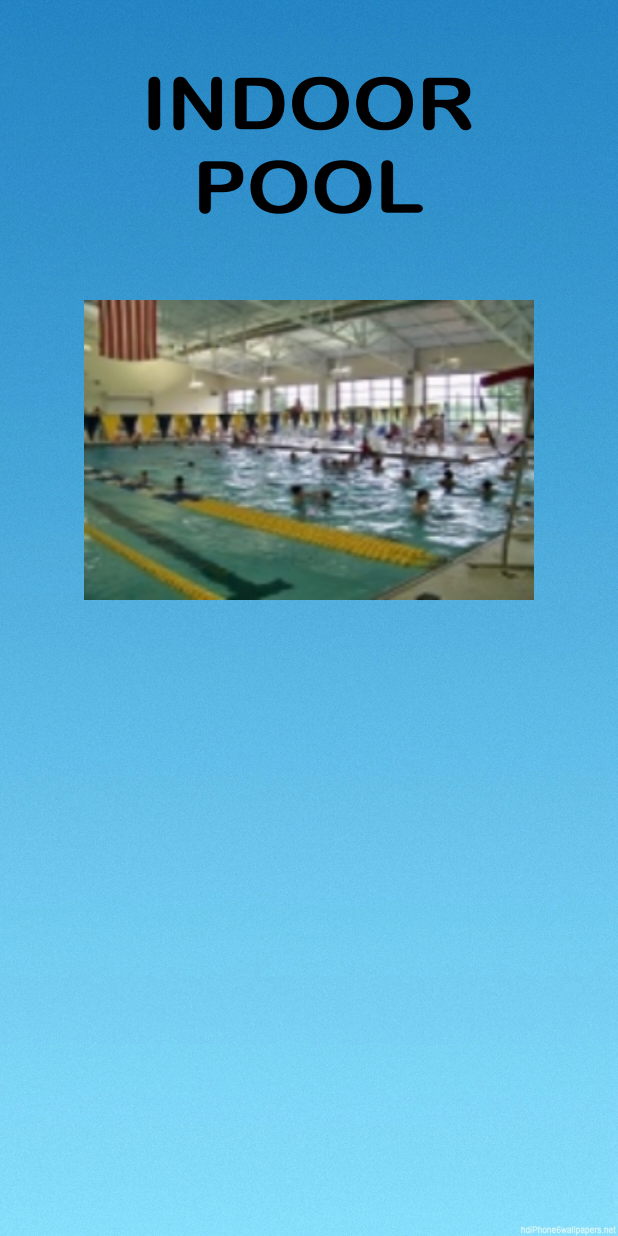
After one commit to JordanRBurke/ShelbyParkAppDemo, an Android app: the fragment MainPoolInfoFragment placed in its activity, on a phone screen of 412 x 824 dp. The commit adds this screen. Run offline under Robolectric (Android 15) with nearby library versions, the phone set to English and light mode, and no system bars; our stand-ins replace ButterKnife, Firebase (no records; nobody signed in at launch, a user with empty details on screens opened directly).

Commit message:
Finished baby pool information, just began adding the main pool fragment and added a title plus image view for the photo of the pool.

```diff
--- a/app/src/main/java/com/example/jordanrburke/shelbycountyparksapp/BabyPoolInfoFragment.java
+++ b/app/src/main/java/com/example/jordanrburke/shelbycountyparksapp/PoolInformationFragments/BabyPoolInfoFragment.java
@@ -1,4 +1,4 @@
-package com.example.jordanrburke.shelbycountyparksapp;
+package com.example.jordanrburke.shelbycountyparksapp.PoolInformationFragments;
 
 
 import android.os.Bundle;
@@ -6,6 +6,8 @@ import android.support.v4.app.Fragment;
 import android.view.LayoutInflater;
 import android.view.View;
 import android.view.ViewGroup;
+
+import com.example.jordanrburke.shelbycountyparksapp.R;
 
 
 /**
--- /dev/null
+++ b/app/src/main/java/com/example/jordanrburke/shelbycountyparksapp/PoolInformationFragments/MainPoolInfoFragment.java
@@ -0,0 +1,39 @@
+package com.example.jordanrburke.shelbycountyparksapp.PoolInformationFragments;
+
+
+import android.os.Bundle;
+import android.support.v4.app.Fragment;
+import android.view.LayoutInflater;
+import android.view.View;
+import android.view.ViewGroup;
+
+import com.example.jordanrburke.shelbycountyparksapp.R;
+
+/**
+ * A simple {@link Fragment} subclass.
+ */
+public class MainPoolInfoFragment extends Fragment {
+
+
+    public MainPoolInfoFragment() {
+        // Required empty public constructor
+    }
+
+
+    @Override
+    public View onCreateView(LayoutInflater inflater, ViewGroup container,
+                             Bundle savedInstanceState) {
+        // Inflate the layout for this fragment
+        return inflater.inflate(R.layout.fragment_main_pool_info, container, false);
+    }
+
+    public static MainPoolInfoFragment newInstance() {
+
+        Bundle args = new Bundle();
+
+        MainPoolInfoFragment fragment = new MainPoolInfoFragment();
+        fragment.setArguments(args);
+        return fragment;
+    }
+
+}
--- a/app/src/main/res/layout/fragment_baby_pool_info.xml
+++ b/app/src/main/res/layout/fragment_baby_pool_info.xml
@@ -4,7 +4,7 @@
     android:layout_width="match_parent"
     android:layout_height="match_parent"
     xmlns:app="http://schemas.android.com/apk/res-auto"
-    tools:context=".BabyPoolInfoFragment"
+    tools:context=".PoolInformationFragments.BabyPoolInfoFragment"
     android:id="@+id/baby_pool_info_frame_layout"
     android:background="@drawable/login_page_possibility_three">
 
--- /dev/null
+++ b/app/src/main/res/layout/fragment_main_pool_info.xml
@@ -0,0 +1,37 @@
+<?xml version="1.0" encoding="utf-8"?>
+<FrameLayout xmlns:android="http://schemas.android.com/apk/res/android"
+    xmlns:tools="http://schemas.android.com/tools"
+    android:layout_width="match_parent"
+    android:layout_height="match_parent"
+    xmlns:app="http://schemas.android.com/apk/res-auto"
+    tools:context=".PoolInformationFragments.MainPoolInfoFragment">
+
+    <android.support.constraint.ConstraintLayout
+        android:layout_width="match_parent"
+        android:layout_height="match_parent"
+        android:id="@+id/main_pool_info_constraint"
+        android:background="@drawable/login_page_possibility_three">
+
+        <ImageView
+            android:id="@+id/main_pool_image_logo"
+            android:layout_width="300dp"
+            android:layout_height="200dp"
+            app:layout_constraintLeft_toLeftOf="@id/main_pool_info_constraint"
+            app:layout_constraintRight_toRightOf="@id/main_pool_info_constraint"
+            app:layout_constraintTop_toTopOf="@id/main_pool_info_constraint"
+            android:background="@drawable/indoor_pool_logo"/>
+
+        <ImageView
+            android:layout_width="300dp"
+            android:layout_height="200dp"
+            app:layout_constraintTop_toBottomOf="@id/main_pool_image_logo"
+            app:layout_constraintLeft_toLeftOf="@id/main_pool_info_constraint"
+            app:layout_constraintRight_toRightOf="@id/main_pool_info_constraint"
+            android:background="@drawable/indoor_pool_image"/>
+
+
+
+
+    </android.support.constraint.ConstraintLayout>
+
+</FrameLayout>
```
Also changed, not shown: app/src/main/java/com/example/jordanrburke/shelbycountyparksapp/PoolSelectionFragment.java (+17 -15 lines), app/src/main/res/drawable-v24/indoor_pool_logo.png (added).
